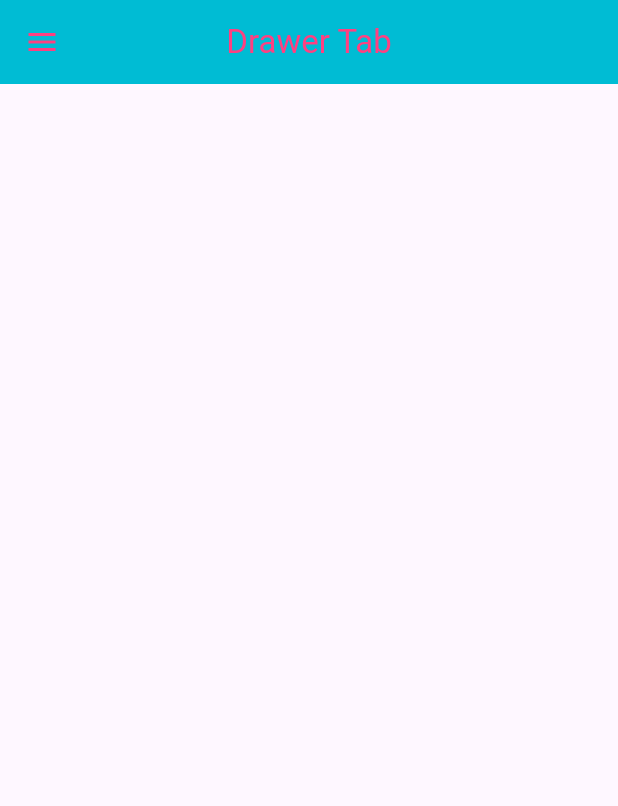
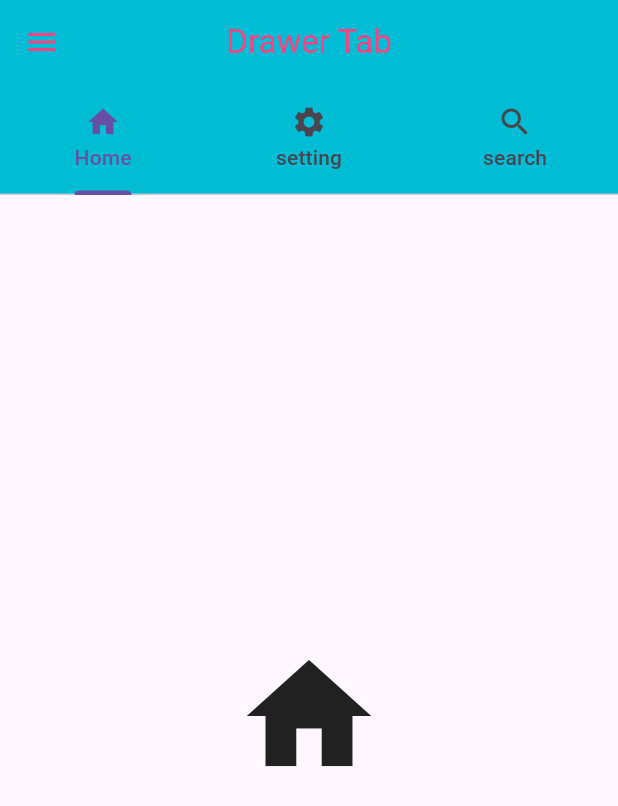
Before and after one commit to aftabuddin007/stateful_Widget, a Flutter app: the screen it shows after launch, on a phone screen of 412 x 824 dp. Shown: the top 806 px of the screen. Run offline on Flutter 3.47's test engine with Material 3 defaults, Android fonts, the phone set to English and light mode, and no system bars; key blocks and very long unbroken strings in the code were emptied for the run.

Commit message:
add tabbar and tabview

```diff
--- a/lib/tabe.dart
+++ b/lib/tabe.dart
@@ -10,12 +10,28 @@ class MyTabe extends StatefulWidget {
 class _MyTabeState extends State<MyTabe> {
   @override
   Widget build(BuildContext context) {
-    return Scaffold(
+    return DefaultTabController(
+      length: 3,
+      child: Scaffold(
         appBar: AppBar(
           title: Text("Drawer Tab"),
           backgroundColor: Colors.cyan,
           foregroundColor: Colors.pinkAccent,
           centerTitle: true,
+          bottom: TabBar(
+            tabs: [
+              Tab(text: "Home", icon: Icon(Icons.home)),
+              Tab(text: "setting", icon: Icon(Icons.settings)),
+              Tab(text: "search", icon: Icon(Icons.search)),
+            ],
+          ),
+        ),
+        body: TabBarView(
+          children: [
+            Center(child: Icon(Icons.home, size: 100)),
+            Center(child: Icon(Icons.settings, size: 100)),
+            Center(child: Icon(Icons.search, size: 100)),
+          ],
         ),
         drawer: Drawer(
           child: ListView(
@@ -31,7 +47,10 @@ class _MyTabeState extends State<MyTabe> {
                     SizedBox(height: 12),
                     Text(
                       "MilBird",
-                    style: TextStyle(fontWeight: FontWeight.bold, fontSize: 16),
+                      style: TextStyle(
+                        fontWeight: FontWeight.bold,
+                        fontSize: 16,
+                      ),
                     ),
                     Text("MilBird@gmail.com", style: TextStyle(fontSize: 10)),
                   ],
@@ -42,17 +61,21 @@ class _MyTabeState extends State<MyTabe> {
                 leading: Icon(Icons.home),
                 onTap: () {},
               ),
+              Divider(thickness: 2, color: Colors.indigo),
               ListTile(
                 title: Text("About"),
                 leading: Icon(Icons.abc_outlined),
                 onTap: () {},
               ),
+              Divider(thickness: 2, color: Colors.indigo),
               ListTile(
                 title: Text("Contact"),
                 leading: Icon(Icons.phone_android),
                 onTap: () {},
               ),
+              Divider(thickness: 2, color: Colors.indigo),
             ],
+          ),
         ),
       ),
     );
```
Lines whose indentation alone changed are shown as unchanged.
